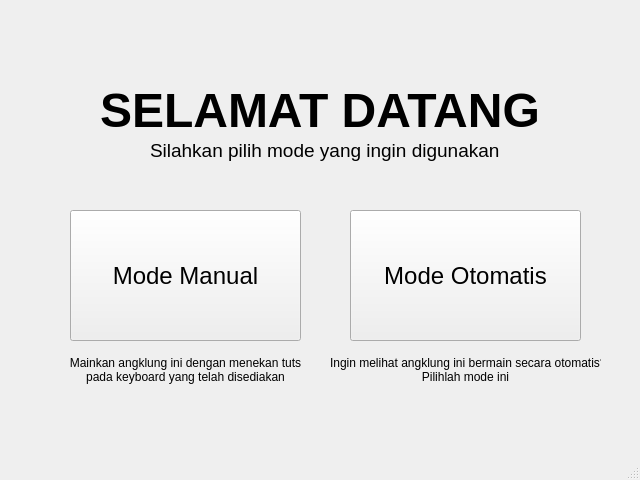
Old version of the form userinterfaceGUI.ui in the repository theopenhighway/angklungrobot.
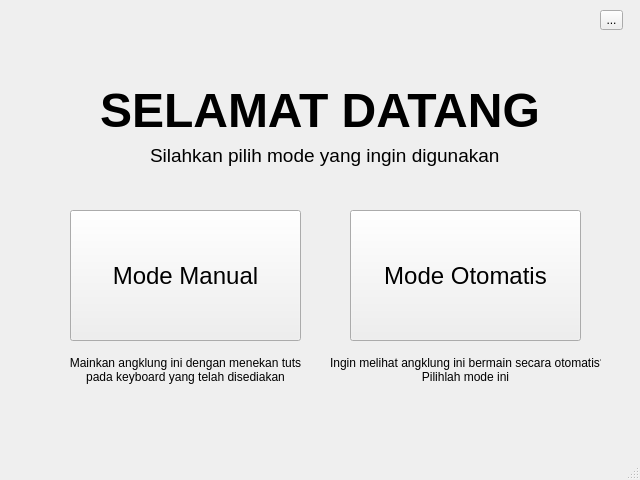
New version of the form.

The edit to the form file:
```diff
--- a/userinterfaceGUI.ui
+++ b/userinterfaceGUI.ui
@@ -102,7 +102,7 @@
       <x>150</x>
       <y>140</y>
       <width>351</width>
-      <height>21</height>
+      <height>31</height>
      </rect>
     </property>
     <property name="font">
@@ -114,6 +114,19 @@
      <string>Silahkan pilih mode yang ingin digunakan</string>
     </property>
    </widget>
+   <widget class="QToolButton" name="settingsButton">
+    <property name="geometry">
+     <rect>
+      <x>600</x>
+      <y>10</y>
+      <width>23</width>
+      <height>20</height>
+     </rect>
+    </property>
+    <property name="text">
+     <string>...</string>
+    </property>
+   </widget>
   </widget>
   <widget class="QMenuBar" name="menubar">
    <property name="geometry">
```
Left out of the diff: 6 changed lines with no effect on the pictures.
